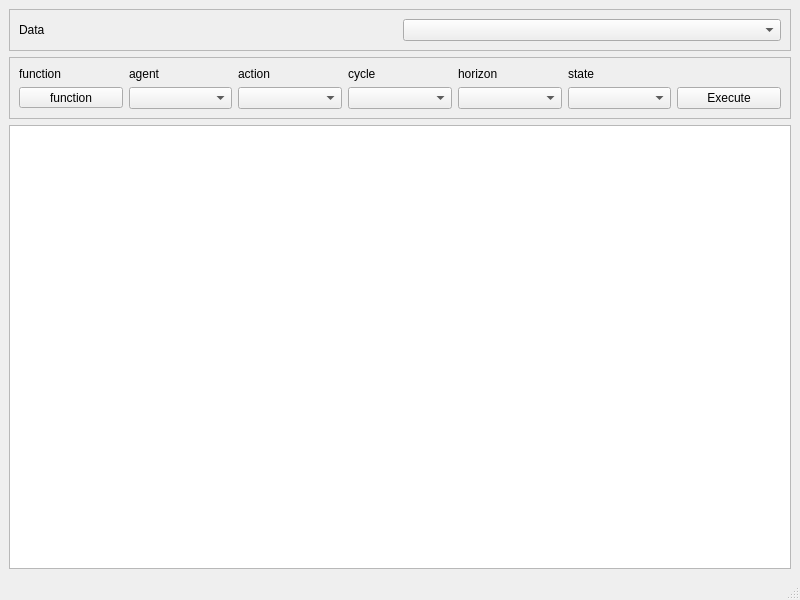
Old version of the form query_data.ui in the repository usc-psychsim/psychsim-eval-gui.
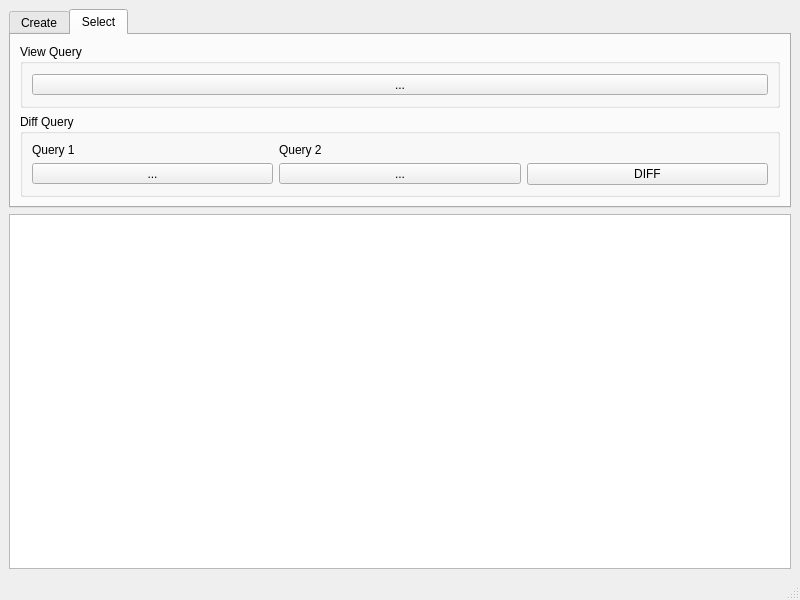
New version of the form. The open tabs and pages were chosen to show the change.

Commit message: Implement initial save query functionality

```diff
--- a/query_data.ui
+++ b/query_data.ui
@@ -16,7 +16,29 @@
   <widget class="QWidget" name="centralwidget">
    <layout class="QVBoxLayout" name="verticalLayout">
     <item>
+     <widget class="QTabWidget" name="main_tab">
+      <property name="sizePolicy">
+       <sizepolicy hsizetype="Expanding" vsizetype="Preferred">
+        <horstretch>0</horstretch>
+        <verstretch>0</verstretch>
+       </sizepolicy>
+      </property>
+      <property name="currentIndex">
+       <number>0</number>
+      </property>
+      <widget class="QWidget" name="tab">
+       <attribute name="title">
+        <string>Create</string>
+       </attribute>
+       <layout class="QVBoxLayout" name="verticalLayout_2">
+        <item>
      <widget class="QFrame" name="frame_2">
+          <property name="sizePolicy">
+           <sizepolicy hsizetype="Preferred" vsizetype="Fixed">
+            <horstretch>0</horstretch>
+            <verstretch>0</verstretch>
+           </sizepolicy>
+          </property>
       <property name="frameShape">
        <enum>QFrame::StyledPanel</enum>
       </property>
@@ -26,6 +48,12 @@
       <layout class="QHBoxLayout" name="horizontalLayout">
        <item>
         <widget class="QLabel" name="label_7">
+             <property name="sizePolicy">
+              <sizepolicy hsizetype="Preferred" vsizetype="Fixed">
+               <horstretch>0</horstretch>
+               <verstretch>0</verstretch>
+              </sizepolicy>
+             </property>
          <property name="text">
           <string>Data</string>
          </property>
@@ -39,6 +67,12 @@
     </item>
     <item>
      <widget class="QFrame" name="frame">
+          <property name="sizePolicy">
+           <sizepolicy hsizetype="Preferred" vsizetype="Fixed">
+            <horstretch>0</horstretch>
+            <verstretch>0</verstretch>
+           </sizepolicy>
+          </property>
       <property name="frameShape">
        <enum>QFrame::StyledPanel</enum>
       </property>
@@ -119,11 +153,100 @@
           </sizepolicy>
          </property>
          <property name="text">
-          <string>function</string>
+              <string>...</string>
          </property>
         </widget>
        </item>
       </layout>
+         </widget>
+        </item>
+       </layout>
+      </widget>
+      <widget class="QWidget" name="tab_2">
+       <attribute name="title">
+        <string>Select</string>
+       </attribute>
+       <layout class="QVBoxLayout" name="verticalLayout_3">
+        <item>
+         <widget class="QGroupBox" name="groupBox">
+          <property name="title">
+           <string>View Query</string>
+          </property>
+          <layout class="QHBoxLayout" name="horizontalLayout_2">
+           <item>
+            <widget class="QToolButton" name="view_query_list">
+             <property name="sizePolicy">
+              <sizepolicy hsizetype="Preferred" vsizetype="Fixed">
+               <horstretch>0</horstretch>
+               <verstretch>0</verstretch>
+              </sizepolicy>
+             </property>
+             <property name="text">
+              <string>...</string>
+             </property>
+            </widget>
+           </item>
+          </layout>
+         </widget>
+        </item>
+        <item>
+         <widget class="QGroupBox" name="groupBox_2">
+          <property name="title">
+           <string>Diff Query</string>
+          </property>
+          <layout class="QGridLayout" name="gridLayout_2">
+           <item row="1" column="0">
+            <widget class="QToolButton" name="query_diff_1">
+             <property name="sizePolicy">
+              <sizepolicy hsizetype="Preferred" vsizetype="Fixed">
+               <horstretch>0</horstretch>
+               <verstretch>0</verstretch>
+              </sizepolicy>
+             </property>
+             <property name="text">
+              <string>...</string>
+             </property>
+            </widget>
+           </item>
+           <item row="1" column="1">
+            <widget class="QToolButton" name="query_diff_2">
+             <property name="sizePolicy">
+              <sizepolicy hsizetype="Preferred" vsizetype="Fixed">
+               <horstretch>0</horstretch>
+               <verstretch>0</verstretch>
+              </sizepolicy>
+             </property>
+             <property name="text">
+              <string>...</string>
+             </property>
+            </widget>
+           </item>
+           <item row="1" column="2">
+            <widget class="QPushButton" name="diff_query_button">
+             <property name="text">
+              <string>DIFF</string>
+             </property>
+            </widget>
+           </item>
+           <item row="0" column="0">
+            <widget class="QLabel" name="label_8">
+             <property name="text">
+              <string>Query 1</string>
+             </property>
+            </widget>
+           </item>
+           <item row="0" column="1">
+            <widget class="QLabel" name="label_9">
+             <property name="text">
+              <string>Query 2</string>
+             </property>
+            </widget>
+           </item>
+          </layout>
+         </widget>
+        </item>
+       </layout>
+      </widget>
      </widget>
     </item>
     <item>
```
Lines whose indentation alone changed are shown as unchanged. The commit also changes 5 other files.
